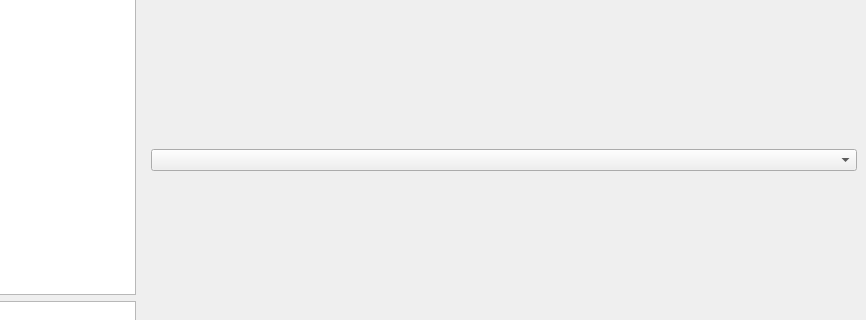
Above: main_window.ui from andyCheigh/face_tool before the change; both pictures show x 114 to 980 and y 98 to 418 of the 980 by 765 pixel window. Below: the same form after it.
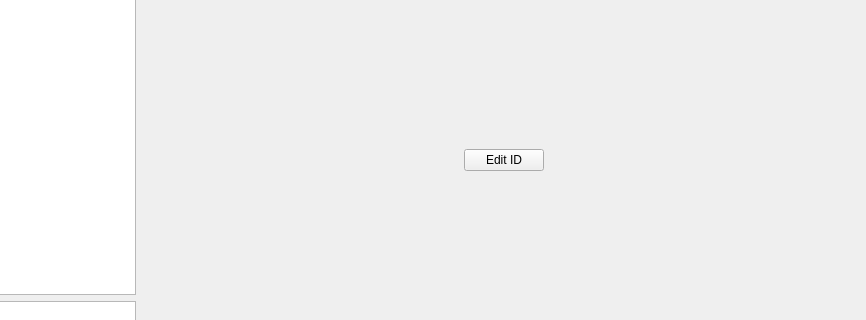
That is the form after the change.

Commit message: ID edit dialog

```diff
--- a/main_window.ui
+++ b/main_window.ui
@@ -98,7 +98,41 @@
     <item>
      <layout class="QVBoxLayout" name="mainLayout">
       <item>
-       <widget class="QComboBox" name="idComboBox"/>
+       <layout class="QHBoxLayout" name="horizontalLayout_2">
+        <item>
+         <spacer name="horizontalSpacer">
+          <property name="orientation">
+           <enum>Qt::Horizontal</enum>
+          </property>
+          <property name="sizeHint" stdset="0">
+           <size>
+            <width>40</width>
+            <height>20</height>
+           </size>
+          </property>
+         </spacer>
+        </item>
+        <item>
+         <widget class="QPushButton" name="idDialogButton">
+          <property name="text">
+           <string>Edit ID</string>
+          </property>
+         </widget>
+        </item>
+        <item>
+         <spacer name="horizontalSpacer_2">
+          <property name="orientation">
+           <enum>Qt::Horizontal</enum>
+          </property>
+          <property name="sizeHint" stdset="0">
+           <size>
+            <width>40</width>
+            <height>20</height>
+           </size>
+          </property>
+         </spacer>
+        </item>
+       </layout>
       </item>
       <item>
        <widget class="QLabel" name="statusLabel">
```
Left out of the diff: 2 changed lines with no effect on the pictures. The commit also changes 4 other files.
